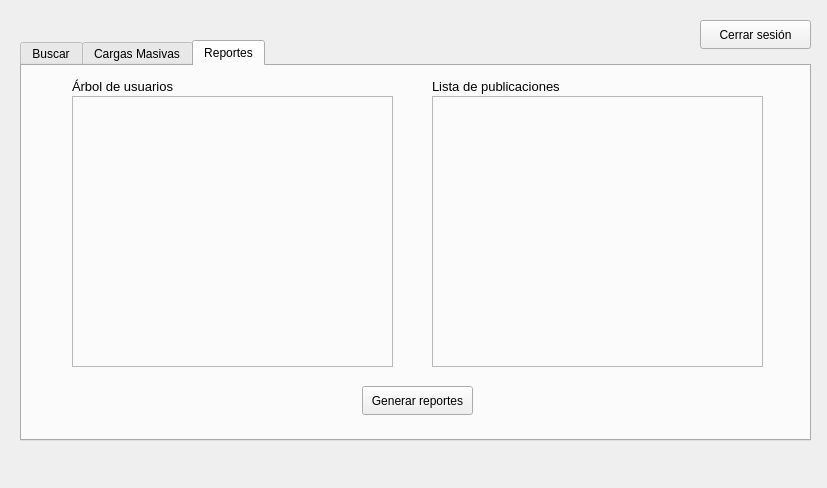
First picture: the form in Fase 2/Fase2EDD/moduloadministrador.ui, repository matiuuh/-EDD-Proyecto1_202203009, before the edit.
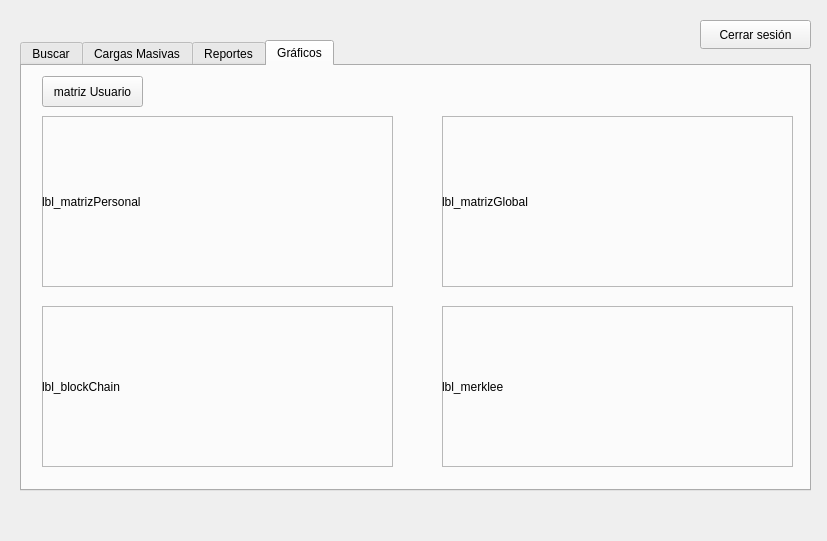
Second picture: the form after the edit.

```diff
--- a/Fase 2/Fase2EDD/moduloadministrador.ui
+++ b/Fase 2/Fase2EDD/moduloadministrador.ui
@@ -7,7 +7,7 @@
     <x>0</x>
     <y>0</y>
     <width>827</width>
-    <height>488</height>
+    <height>541</height>
    </rect>
   </property>
   <property name="windowTitle">
@@ -20,11 +20,11 @@
       <x>20</x>
       <y>40</y>
       <width>791</width>
-      <height>401</height>
+      <height>451</height>
      </rect>
     </property>
     <property name="currentIndex">
-     <number>2</number>
+     <number>3</number>
     </property>
     <widget class="QWidget" name="tab">
      <attribute name="title">
@@ -447,6 +447,145 @@
       </property>
      </widget>
     </widget>
+    <widget class="QWidget" name="tab_4">
+     <attribute name="title">
+      <string>Gráficos</string>
+     </attribute>
+     <widget class="QFrame" name="frame_3">
+      <property name="geometry">
+       <rect>
+        <x>20</x>
+        <y>50</y>
+        <width>351</width>
+        <height>171</height>
+       </rect>
+      </property>
+      <property name="frameShape">
+       <enum>QFrame::Shape::StyledPanel</enum>
+      </property>
+      <property name="frameShadow">
+       <enum>QFrame::Shadow::Raised</enum>
+      </property>
+      <widget class="QLabel" name="lbl_matrizPersonal">
+       <property name="geometry">
+        <rect>
+         <x>0</x>
+         <y>0</y>
+         <width>351</width>
+         <height>171</height>
+        </rect>
+       </property>
+       <property name="text">
+        <string>lbl_matrizPersonal</string>
+       </property>
+      </widget>
+     </widget>
+     <widget class="QFrame" name="frame_6">
+      <property name="geometry">
+       <rect>
+        <x>420</x>
+        <y>50</y>
+        <width>351</width>
+        <height>171</height>
+       </rect>
+      </property>
+      <property name="frameShape">
+       <enum>QFrame::Shape::StyledPanel</enum>
+      </property>
+      <property name="frameShadow">
+       <enum>QFrame::Shadow::Raised</enum>
+      </property>
+      <widget class="QLabel" name="lbl_matrizGlobal">
+       <property name="geometry">
+        <rect>
+         <x>0</x>
+         <y>0</y>
+         <width>351</width>
+         <height>171</height>
+        </rect>
+       </property>
+       <property name="text">
+        <string>lbl_matrizGlobal</string>
+       </property>
+      </widget>
+     </widget>
+     <widget class="QFrame" name="frame_8">
+      <property name="geometry">
+       <rect>
+        <x>420</x>
+        <y>240</y>
+        <width>351</width>
+        <height>161</height>
+       </rect>
+      </property>
+      <property name="frameShape">
+       <enum>QFrame::Shape::StyledPanel</enum>
+      </property>
+      <property name="frameShadow">
+       <enum>QFrame::Shadow::Raised</enum>
+      </property>
+      <widget class="QLabel" name="lbl_merklee">
+       <property name="geometry">
+        <rect>
+         <x>0</x>
+         <y>0</y>
+         <width>351</width>
+         <height>161</height>
+        </rect>
+       </property>
+       <property name="text">
+        <string>lbl_merklee</string>
+       </property>
+      </widget>
+     </widget>
+     <widget class="QFrame" name="frame_7">
+      <property name="geometry">
+       <rect>
+        <x>20</x>
+        <y>240</y>
+        <width>351</width>
+        <height>161</height>
+       </rect>
+      </property>
+      <property name="frameShape">
+       <enum>QFrame::Shape::StyledPanel</enum>
+      </property>
+      <property name="frameShadow">
+       <enum>QFrame::Shadow::Raised</enum>
+      </property>
+      <widget class="QLabel" name="lbl_blockChain">
+       <property name="geometry">
+        <rect>
+         <x>0</x>
+         <y>0</y>
+         <width>351</width>
+         <height>161</height>
+        </rect>
+       </property>
+       <property name="text">
+        <string>lbl_blockChain</string>
+       </property>
+      </widget>
+     </widget>
+     <widget class="QPushButton" name="btn_matrizPersonal">
+      <property name="geometry">
+       <rect>
+        <x>20</x>
+        <y>10</y>
+        <width>101</width>
+        <height>31</height>
+       </rect>
+      </property>
+      <property name="text">
+       <string>matriz Usuario</string>
+      </property>
+     </widget>
+     <zorder>frame_3</zorder>
+     <zorder>frame_6</zorder>
+     <zorder>frame_8</zorder>
+     <zorder>btn_matrizPersonal</zorder>
+     <zorder>frame_7</zorder>
+    </widget>
    </widget>
    <widget class="QPushButton" name="btn_cerrarSesion">
     <property name="geometry">
```
